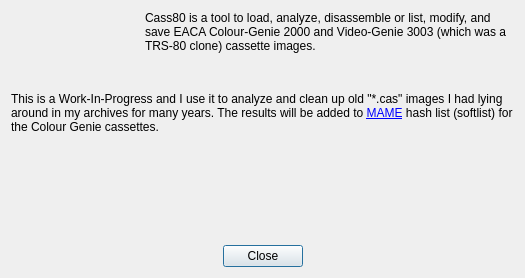
Old version of the form dialogs/aboutdlg.ui in the repository pullmoll/cass80.
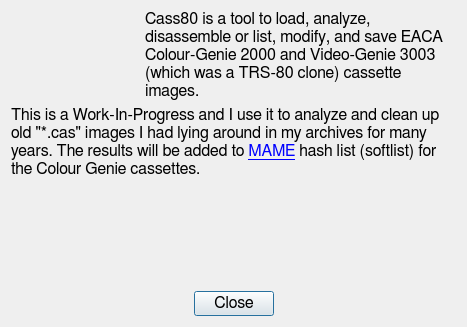
New version of the form. Icons and pictures are not drawn.

```diff
--- a/dialogs/aboutdlg.ui
+++ b/dialogs/aboutdlg.ui
@@ -6,16 +6,28 @@
    <rect>
     <x>0</x>
     <y>0</y>
-    <width>525</width>
-    <height>278</height>
+    <width>467</width>
+    <height>327</height>
    </rect>
   </property>
+  <property name="font">
+   <font>
+    <family>FreeSans</family>
+    <pointsize>12</pointsize>
+   </font>
+  </property>
   <property name="windowTitle">
    <string>About …</string>
   </property>
   <layout class="QGridLayout" name="gridLayout" columnstretch="0,1">
    <item row="0" column="1">
     <widget class="QLabel" name="label">
+     <property name="font">
+      <font>
+       <family>FreeSans</family>
+       <pointsize>12</pointsize>
+      </font>
+     </property>
      <property name="frameShape">
       <enum>QFrame::NoFrame</enum>
      </property>
@@ -89,6 +101,12 @@
    </item>
    <item row="1" column="0" colspan="2">
     <widget class="QLabel" name="label_2">
+     <property name="font">
+      <font>
+       <family>FreeSans</family>
+       <pointsize>12</pointsize>
+      </font>
+     </property>
      <property name="frameShape">
       <enum>QFrame::NoFrame</enum>
      </property>
```
Left out of the diff: 4 changed lines with no effect on the pictures.
